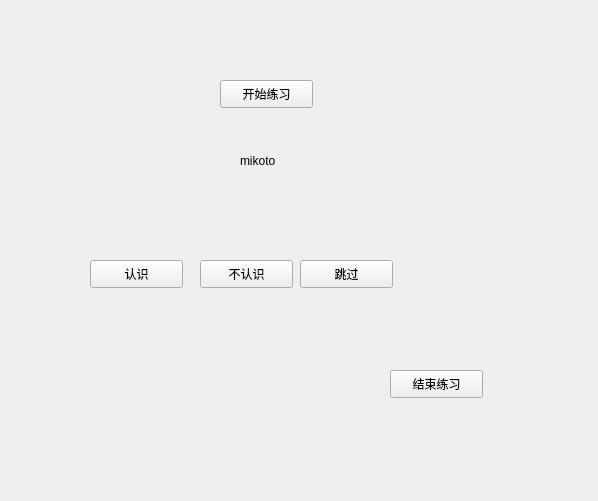
First picture: the form in word.ui, repository misaka-network10032/class-project_oc-, before the edit.
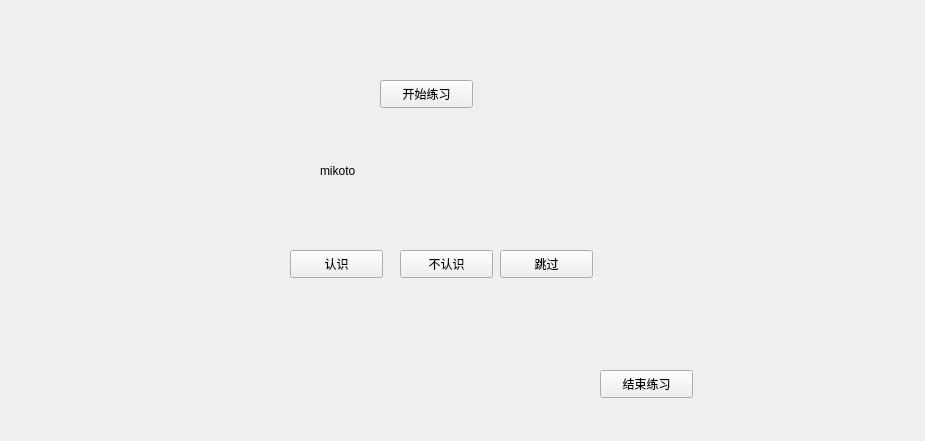
Second picture: the form after the edit.

```diff
--- a/word.ui
+++ b/word.ui
@@ -6,8 +6,8 @@
    <rect>
     <x>0</x>
     <y>0</y>
-    <width>598</width>
-    <height>501</height>
+    <width>925</width>
+    <height>441</height>
    </rect>
   </property>
   <property name="windowTitle">
@@ -16,12 +16,15 @@
   <widget class="QLabel" name="wordlabel">
    <property name="geometry">
     <rect>
-     <x>240</x>
-     <y>140</y>
-     <width>71</width>
-     <height>41</height>
+     <x>320</x>
+     <y>120</y>
+     <width>481</width>
+     <height>101</height>
     </rect>
    </property>
+   <property name="styleSheet">
+    <string notr="true">font: 26pt &quot;Times New Roman&quot;;</string>
+   </property>
    <property name="text">
     <string>mikoto</string>
    </property>
@@ -29,8 +32,8 @@
   <widget class="QPushButton" name="knowpushButton">
    <property name="geometry">
     <rect>
-     <x>90</x>
-     <y>260</y>
+     <x>290</x>
+     <y>250</y>
      <width>93</width>
      <height>28</height>
     </rect>
@@ -42,8 +45,8 @@
   <widget class="QPushButton" name="unknownbutton">
    <property name="geometry">
     <rect>
-     <x>200</x>
-     <y>260</y>
+     <x>400</x>
+     <y>250</y>
      <width>93</width>
      <height>28</height>
     </rect>
@@ -55,8 +58,8 @@
   <widget class="QPushButton" name="skipbutton">
    <property name="geometry">
     <rect>
-     <x>300</x>
-     <y>260</y>
+     <x>500</x>
+     <y>250</y>
      <width>93</width>
      <height>28</height>
     </rect>
@@ -68,7 +71,7 @@
   <widget class="QPushButton" name="returnbutton">
    <property name="geometry">
     <rect>
-     <x>390</x>
+     <x>600</x>
      <y>370</y>
      <width>93</width>
      <height>28</height>
@@ -81,7 +84,7 @@
   <widget class="QPushButton" name="startbutton">
    <property name="geometry">
     <rect>
-     <x>220</x>
+     <x>380</x>
      <y>80</y>
      <width>93</width>
      <height>28</height>
```
